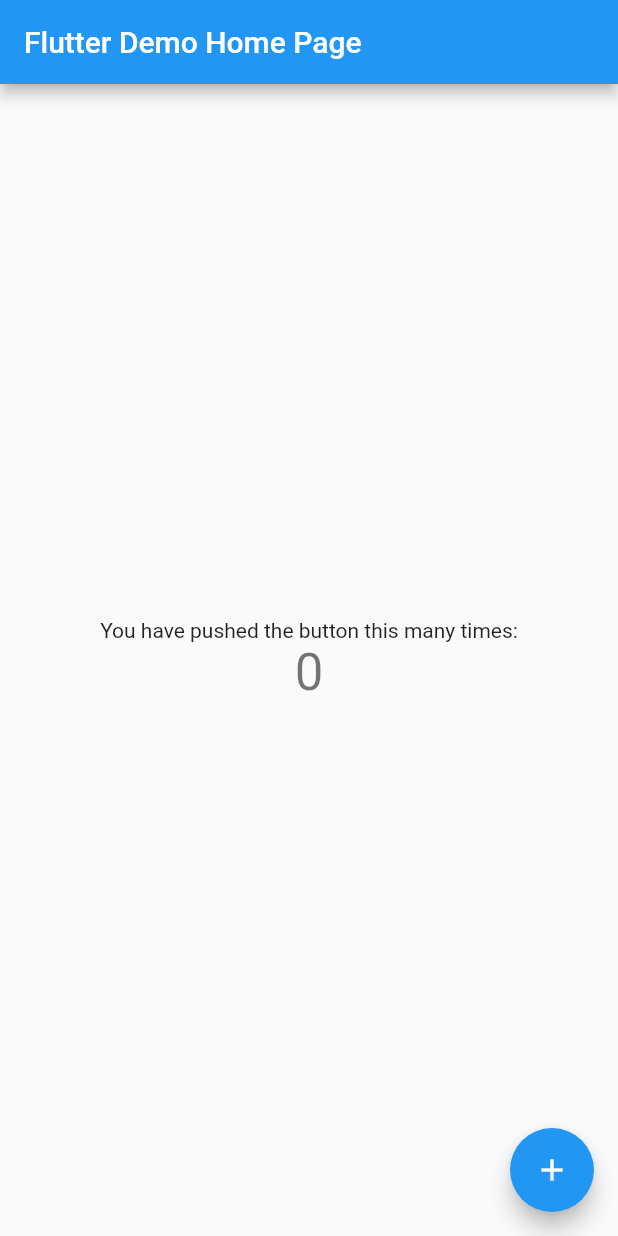
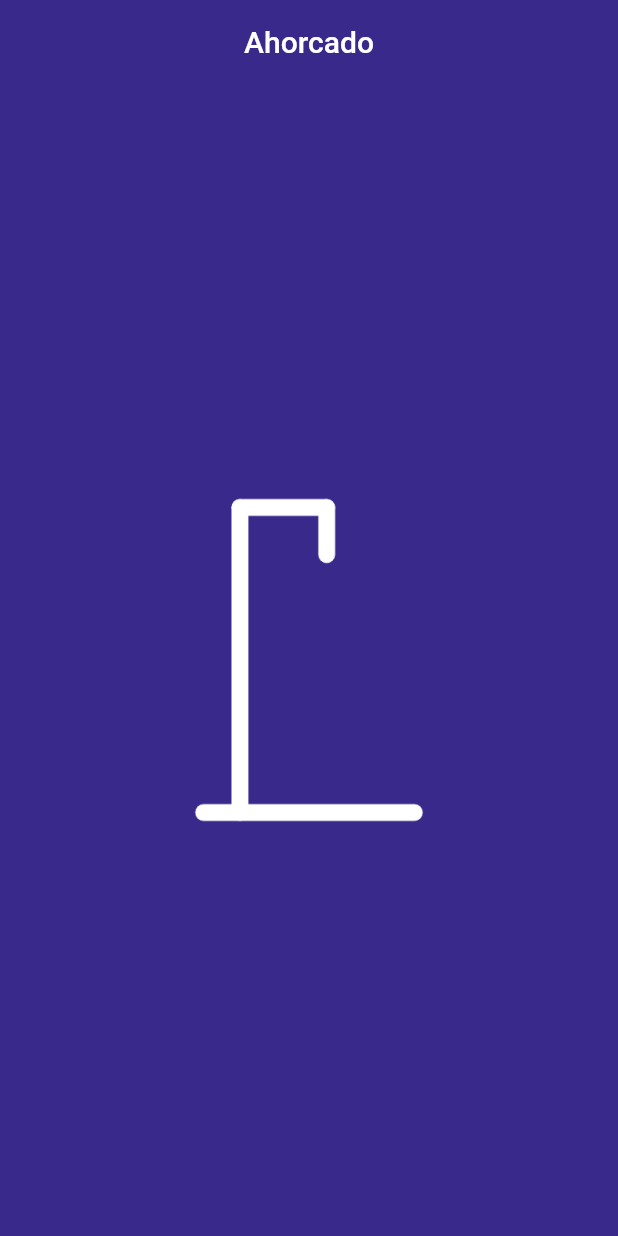
Before and after one commit to NestorGH/Hangman-game, a Flutter app: the screen it shows after launch, on a phone screen of 412 x 824 dp. Run offline on Flutter 3.47's test engine with Material 2 defaults, Android fonts, the phone set to English and light mode, and no system bars.

Commit message:
Agregando las diferentes imagenes y el widget que tendra la imagen principal(hang.png)

```diff
--- a/lib/main.dart
+++ b/lib/main.dart
@@ -1,4 +1,6 @@
 import 'package:flutter/material.dart';
+import 'package:hangman/ui/colorcitos.dart';
+import 'package:hangman/ui/widget/figure_image.dart';
 
 void main() {
   runApp(const MyApp());
@@ -9,58 +11,44 @@ class MyApp extends StatelessWidget {
 
   @override
   Widget build(BuildContext context) {
-    return MaterialApp(
-      title: 'Flutter Demo',
-      theme: ThemeData(
-        primarySwatch: Colors.blue,
-      ),
-      home: const MyHomePage(title: 'Flutter Demo Home Page'),
+    return const MaterialApp(
+      debugShowCheckedModeBanner: false,
+      home: HomeApp(),
     );
   }
 }
 
-class MyHomePage extends StatefulWidget {
-  const MyHomePage({Key? key, required this.title}) : super(key: key);
-
-  final String title;
+class HomeApp extends StatefulWidget {
+  const HomeApp({Key? key}) : super(key: key);
 
   @override
-  State<MyHomePage> createState() => _MyHomePageState();
+  _HomeAppState createState() => _HomeAppState();
 }
 
-class _MyHomePageState extends State<MyHomePage> {
-  int _counter = 0;
-
-  void _incrementCounter() {
-    setState(() {
-      _counter++;
-    });
-  }
-
+class _HomeAppState extends State<HomeApp> {
   @override
   Widget build(BuildContext context) {
     return Scaffold(
+      backgroundColor: AppColor.primaryColor,
       appBar: AppBar(
-        title: Text(widget.title),
+        title: const Text("Ahorcado"),
+        elevation: 0,
+        centerTitle: true,
+        backgroundColor: AppColor.primaryColor,
       ),
-      body: Center(
-        child: Column(
-          mainAxisAlignment: MainAxisAlignment.center,
-          children: <Widget>[
-            const Text(
-              'You have pushed the button this many times:',
+      body: Column(
+        mainAxisAlignment: MainAxisAlignment.spaceEvenly,
+        crossAxisAlignment: CrossAxisAlignment.center,
+        children: [
+          Center(
+            child: Stack(
+              children: [
+                //La figurita del widget
+                figureImage(true, "assets/hang.png")
+              ],
             ),
-            Text(
-              '$_counter',
-              style: Theme.of(context).textTheme.headline4,
-            ),
-          ],
-        ),
-      ),
-      floatingActionButton: FloatingActionButton(
-        onPressed: _incrementCounter,
-        tooltip: 'Increment',
-        child: const Icon(Icons.add),
+          )
+        ],
       ),
     );
   }
--- /dev/null
+++ b/lib/ui/colorcitos.dart
@@ -0,0 +1,6 @@
+import 'package:flutter/cupertino.dart';
+
+class AppColor {
+  static Color primaryColor =  const Color(0XFF39298a);
+  static Color primaryColorDark =  const Color(0xFF231954);
+}
--- /dev/null
+++ b/lib/ui/widget/figure_image.dart
@@ -0,0 +1,11 @@
+import 'package:flutter/cupertino.dart';
+
+Widget figureImage(bool visible, String path) {
+  return Visibility(
+      visible: visible,
+      child: SizedBox(
+        width: 250,
+        height: 250,
+        child: Image.asset(path),
+      ));
+}
--- a/pubspec.yaml
+++ b/pubspec.yaml
@@ -58,7 +58,8 @@ flutter:
   uses-material-design: true
 
   # To add assets to your application, add an assets section, like this:
-  # assets:
+  assets:
+    - assets/
   #   - images/a_dot_burr.jpeg
   #   - images/a_dot_ham.jpeg
 
```
Also changed, not shown: assets/body.png (added), assets/hang.png (added), assets/head.png (added), assets/la.png (added), assets/ll.png (added), assets/ra.png (added), assets/rl.png (added), 2 other files.
